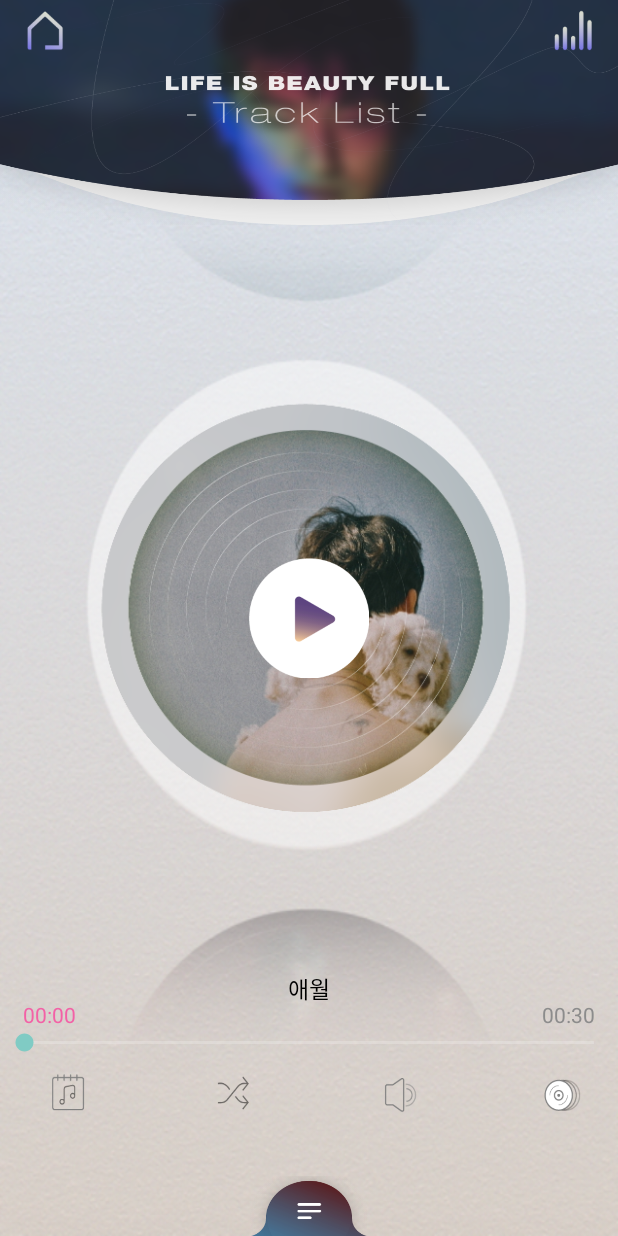
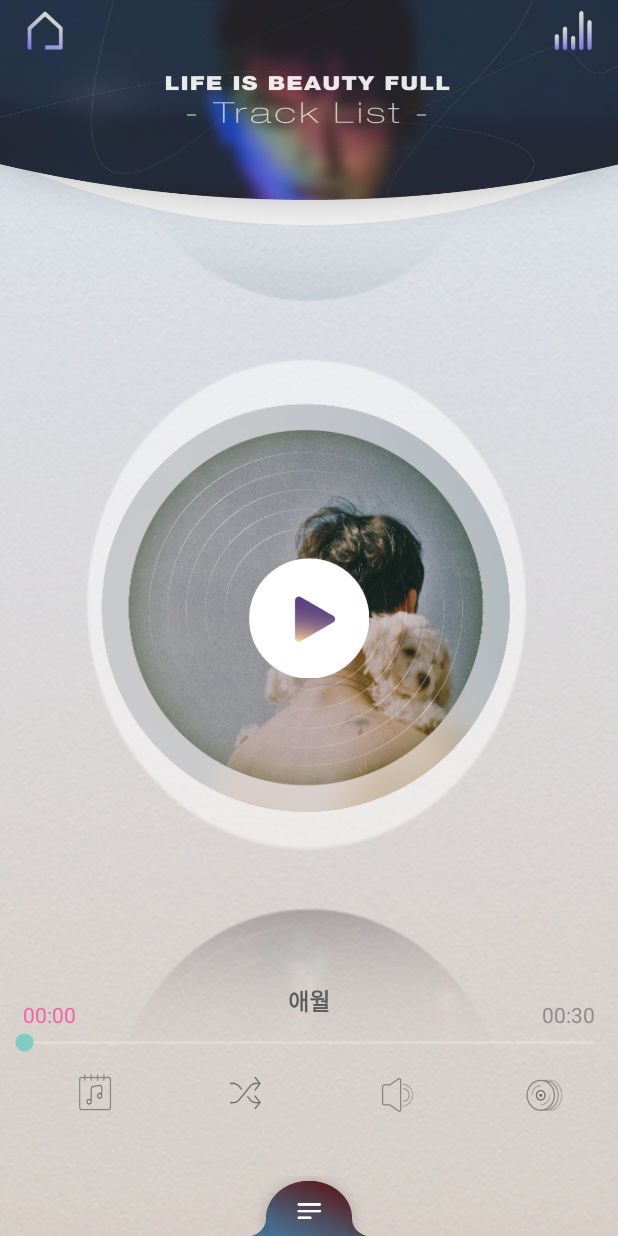
Before and after one commit to GomgomKim/soundgram_basic_ver2, an Android app: the screen it shows after launch (MainActivity), after a tap on an icon or button, on a phone screen of 412 x 824 dp. Run offline under Robolectric (Android 15) with nearby library versions, the phone set to English and light mode, and no system bars; our stand-ins replace ButterKnife, CircleImageView; libraries missing offline, so code that uses them is left out: com.azoft.carousellayoutmanager, com.google.android.youtube; pictures from the network do not load; 8 statements that could not run were skipped.

Commit message:
세부 디자인 수정

```diff
--- a/app/src/main/res/layout/fragment_music.xml
+++ b/app/src/main/res/layout/fragment_music.xml
@@ -49,28 +49,28 @@
                 android:id="@+id/play_lyrics"
                 android:layout_width="50dp"
                 android:layout_height="50dp"
-                android:layout_marginLeft="10dp"
+                android:layout_marginLeft="15dp"
                 android:background="@drawable/play_ic_lyrics" />
 
             <Button
                 android:id="@+id/play_mode"
                 android:layout_width="50dp"
                 android:layout_height="50dp"
-                android:layout_marginLeft="60dp"
+                android:layout_marginLeft="50dp"
                 android:background="@drawable/play_ic_random" />
 
             <Button
                 android:id="@+id/play_sound"
                 android:layout_width="50dp"
                 android:layout_height="50dp"
-                android:layout_marginLeft="60dp"
+                android:layout_marginLeft="50dp"
                 android:background="@drawable/play_ic_sound" />
 
             <Button
                 android:id="@+id/play_list"
                 android:layout_width="50dp"
                 android:layout_height="50dp"
-                android:layout_marginLeft="60dp"
+                android:layout_marginLeft="50dp"
                 android:background="@drawable/play_ic_list" />
         </LinearLayout>
 
@@ -80,9 +80,10 @@
             android:layout_height="wrap_content"
             android:layout_above="@id/musicProgress"
             android:layout_centerInParent="true"
-            android:layout_marginBottom="15dp"
-            android:textColor="#000"
+            android:layout_marginBottom="7dp"
+            android:textColor="#5D5D5D"
             android:text="애월"
+            android:textStyle="bold"
             android:textSize="15dp" />
 
         <SeekBar
--- a/app/src/main/res/layout/viewholder_picture.xml
+++ b/app/src/main/res/layout/viewholder_picture.xml
@@ -3,13 +3,11 @@
     android:orientation="vertical"
     android:gravity="center"
     android:layout_width="match_parent"
-    android:layout_height="match_parent">
+    android:layout_height="fill_parent">
 
     <ImageView
         android:id="@+id/image"
         android:scaleType="fitXY"
         android:layout_width="280dp"
         android:layout_height="280dp" />
-
-
 </LinearLayout>
```
Also changed, not shown: app/src/main/res/layout/fragment_picture.xml (+8 -7 lines), app/src/main/res/drawable/comm_bubble.9.png, app/src/main/res/drawable/play_ic_list.png.
